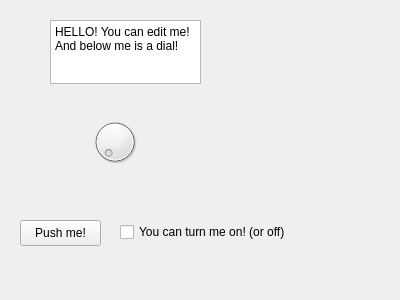
Before: the Qt Designer form src/userinterface/dashboardui.ui in Trixxle/SeamenPerformanceOverlay, drawn with Qt 5.
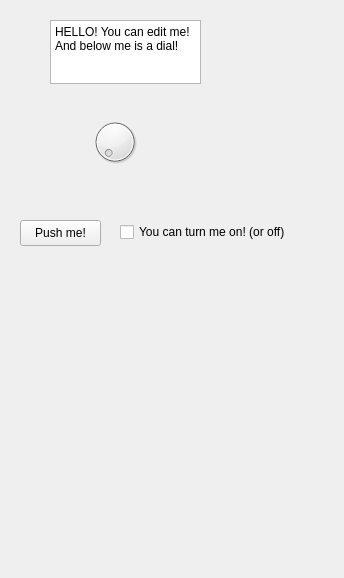
After: the same form once the commit is applied.

```diff
--- a/src/userinterface/dashboardui.ui
+++ b/src/userinterface/dashboardui.ui
@@ -6,8 +6,8 @@
    <rect>
     <x>0</x>
     <y>0</y>
-    <width>400</width>
-    <height>300</height>
+    <width>344</width>
+    <height>578</height>
    </rect>
   </property>
   <property name="windowTitle">
```
